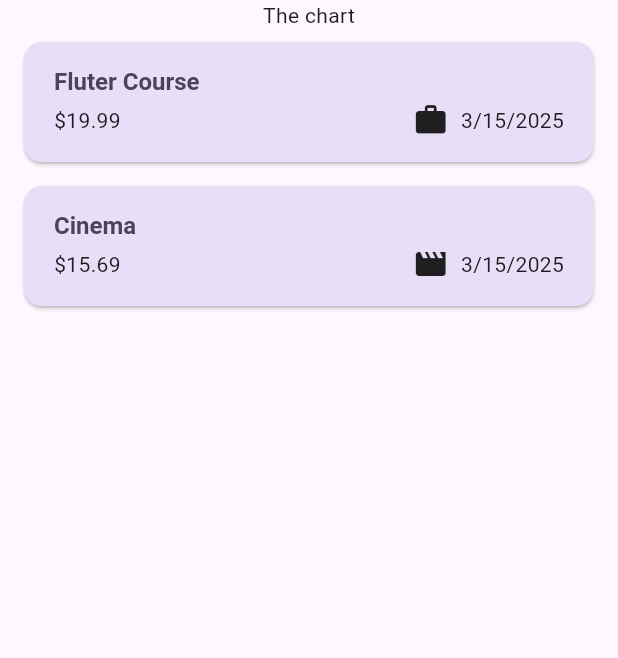
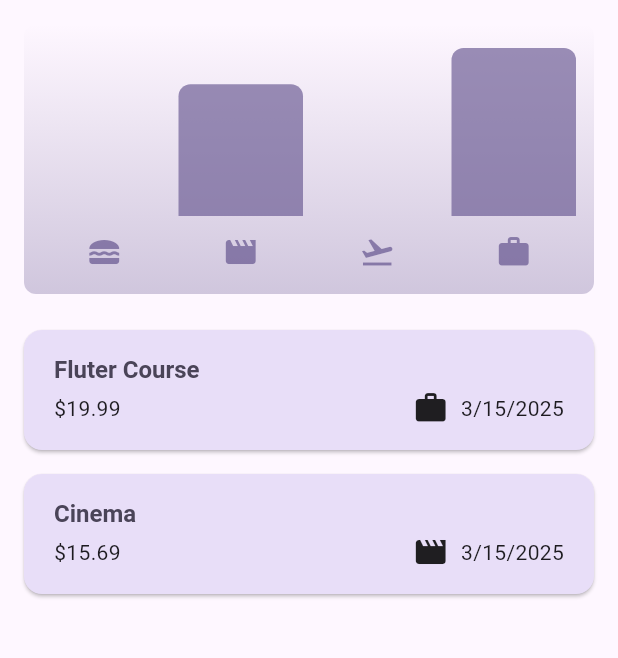
Before and after one commit to simplycodestudio/expenseTracker, a Flutter app: the screen it shows after launch, on a phone screen of 412 x 824 dp, the part 84-742 px from its top. Run offline on Flutter 3.47's test engine with Material 3 defaults, Android fonts, the phone set to English and light mode, and no system bars; missing offline and left inert: dart:ffi.

Commit message:
adding chart

```diff
--- a/lib/model/expense.dart
+++ b/lib/model/expense.dart
@@ -39,3 +39,21 @@ class Expense {
     return formatter.format(date);
   }
 }
+
+class ExpenseBucket {
+  final Category category;
+  final List<Expense> expenses;
+
+  ExpenseBucket({
+    required this.category,
+    required this.expenses,
+  });
+
+  ExpenseBucket.forCategory(List<Expense> allExpenses, this.category)
+      : expenses = allExpenses
+            .where((expense) => expense.category == category)
+            .toList();
+
+  double get totalExpenses =>
+      expenses.fold(0, (sum, expense) => sum + expense.amount);
+}
--- /dev/null
+++ b/lib/widgets/chart/chart.dart
@@ -0,0 +1,95 @@
+import 'package:expense_tracker/model/expense.dart';
+import 'package:expense_tracker/widgets/chart/chart_bar.dart';
+import 'package:flutter/material.dart';
+
+
+class Chart extends StatelessWidget {
+  const Chart({super.key, required this.expenses});
+
+  final List<Expense> expenses;
+
+  List<ExpenseBucket> get buckets {
+    return [
+      ExpenseBucket.forCategory(expenses, Category.FOOD),
+      ExpenseBucket.forCategory(expenses, Category.LEISURE),
+      ExpenseBucket.forCategory(expenses, Category.TRAVEL),
+      ExpenseBucket.forCategory(expenses, Category.WORK),
+    ];
+  }
+
+  double get maxTotalExpense {
+    double maxTotalExpense = 0;
+
+    for (final bucket in buckets) {
+      if (bucket.totalExpenses > maxTotalExpense) {
+        maxTotalExpense = bucket.totalExpenses;
+      }
+    }
+
+    return maxTotalExpense;
+  }
+
+  @override
+  Widget build(BuildContext context) {
+    final isDarkMode =
+        MediaQuery.of(context).platformBrightness == Brightness.dark;
+    return Container(
+      margin: const EdgeInsets.all(16),
+      padding: const EdgeInsets.symmetric(
+        vertical: 16,
+        horizontal: 8,
+      ),
+      width: double.infinity,
+      height: 180,
+      decoration: BoxDecoration(
+        borderRadius: BorderRadius.circular(8),
+        gradient: LinearGradient(
+          colors: [
+            Theme.of(context).colorScheme.primary.withOpacity(0.3),
+            Theme.of(context).colorScheme.primary.withOpacity(0.0)
+          ],
+          begin: Alignment.bottomCenter,
+          end: Alignment.topCenter,
+        ),
+      ),
+      child: Column(
+        children: [
+          Expanded(
+            child: Row(
+              crossAxisAlignment: CrossAxisAlignment.end,
+              children: [
+                for (final bucket in buckets) // alternative to map()
+                  ChartBar(
+                    fill: bucket.totalExpenses == 0
+                        ? 0
+                        : bucket.totalExpenses / maxTotalExpense,
+                  )
+              ],
+            ),
+          ),
+          const SizedBox(height: 12),
+          Row(
+            children: buckets
+                .map(
+                  (bucket) => Expanded(
+                    child: Padding(
+                      padding: const EdgeInsets.symmetric(horizontal: 4),
+                      child: Icon(
+                        categoryIcons[bucket.category],
+                        color: isDarkMode
+                            ? Theme.of(context).colorScheme.secondary
+                            : Theme.of(context)
+                                .colorScheme
+                                .primary
+                                .withOpacity(0.7),
+                      ),
+                    ),
+                  ),
+                )
+                .toList(),
+          )
+        ],
+      ),
+    );
+  }
+}
--- /dev/null
+++ b/lib/widgets/chart/chart_bar.dart
@@ -0,0 +1,34 @@
+import 'package:flutter/material.dart';
+
+class ChartBar extends StatelessWidget {
+  const ChartBar({
+    super.key,
+    required this.fill,
+  });
+
+  final double fill;
+
+  @override
+  Widget build(BuildContext context) {
+    final isDarkMode =
+        MediaQuery.of(context).platformBrightness == Brightness.dark;
+    return Expanded(
+      child: Padding(
+        padding: const EdgeInsets.symmetric(horizontal: 4),
+        child: FractionallySizedBox(
+          heightFactor: fill,
+          child: DecoratedBox(
+            decoration: BoxDecoration(
+              shape: BoxShape.rectangle,
+              borderRadius:
+                  const BorderRadius.vertical(top: Radius.circular(8)),
+              color: isDarkMode
+                  ? Theme.of(context).colorScheme.secondary
+                  : Theme.of(context).colorScheme.primary.withOpacity(0.65),
+            ),
+          ),
+        ),
+      ),
+    );
+  }
+}
--- a/lib/widgets/expenses.dart
+++ b/lib/widgets/expenses.dart
@@ -1,3 +1,4 @@
+import 'package:expense_tracker/widgets/chart/chart.dart';
 import 'package:expense_tracker/widgets/expenses_list/expenses_list.dart';
 import 'package:expense_tracker/model/expense.dart';
 import 'package:expense_tracker/widgets/new_expense.dart';
@@ -88,7 +89,10 @@ class _ExpensesState extends State<Expenses> {
         ],
       ),
       body: Column(
-        children: [const Text('The chart'), Expanded(child: mainContent)],
+        children: [
+          Chart(expenses: _registeredExpenses),
+          Expanded(child: mainContent)
+        ],
       ),
     );
   }
```
